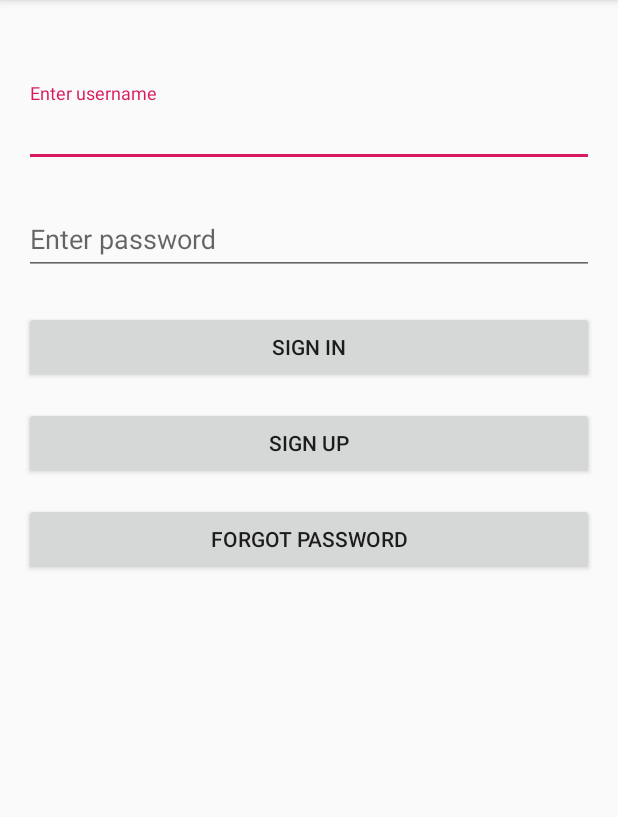
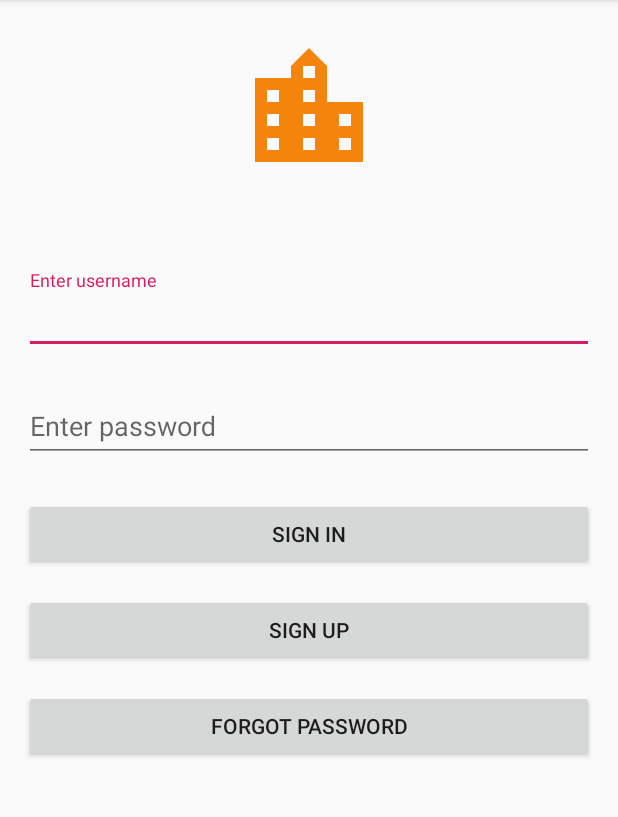
Before and after one commit to chavantr/ExampleSRS, an Android app: the screen it shows after launch (MainActivity), on a phone screen of 412 x 824 dp, the part 84-901 px from its top. Run offline under Robolectric (Android 15) with nearby library versions, the phone set to English and light mode, and no system bars.

Commit message:
i n i t i a l

```diff
--- a/app/src/main/java/com/example/examplesrs/MainActivity.kt
+++ b/app/src/main/java/com/example/examplesrs/MainActivity.kt
@@ -5,6 +5,7 @@ import android.support.v7.app.AppCompatActivity
 import android.os.Bundle
 import android.widget.Toast
 import com.example.examplesrs.model.User
+import com.example.examplesrs.model.UserInfoHolder
 import com.example.examplesrs.process.LoginAsync
 import com.example.examplesrs.process.OnLoginListener
 import com.example.examplesrs.process.ProgressDialogUtil
@@ -54,6 +55,7 @@ class MainActivity : AppCompatActivity(), OnLoginListener {
     override fun onLoginSuccess(user: User?) {
         progressDialogUtil.hide()
         if (null != user) {
+            UserInfoHolder.getInstance().user = user
             val intent = Intent(this@MainActivity, DashboardActivity::class.java)
             startActivity(intent)
         } else {
--- /dev/null
+++ b/app/src/main/res/drawable/ic_location_city_black_24dp.xml
@@ -0,0 +1,6 @@
+<vector xmlns:android="http://schemas.android.com/apk/res/android" android:height="96dp"
+        android:tint="#F4840C" android:viewportHeight="24.0"
+        android:viewportWidth="24.0" android:width="96dp">
+    <path android:fillColor="#FF000000"
+          android:pathData="M15,11L15,5l-3,-3 -3,3v2L3,7v14h18L21,11h-6zM7,19L5,19v-2h2v2zM7,15L5,15v-2h2v2zM7,11L5,11L5,9h2v2zM13,19h-2v-2h2v2zM13,15h-2v-2h2v2zM13,11h-2L11,9h2v2zM13,7h-2L11,5h2v2zM19,19h-2v-2h2v2zM19,15h-2v-2h2v2z"/>
+</vector>
--- a/app/src/main/res/layout/activity_main.xml
+++ b/app/src/main/res/layout/activity_main.xml
@@ -6,11 +6,19 @@
                                              android:layout_height="match_parent"
                                              tools:context=".MainActivity">
 
+
+    <ImageView android:layout_width="wrap_content" android:src="@drawable/ic_location_city_black_24dp"
+               android:layout_height="wrap_content" android:id="@+id/imgLogo"
+               android:contentDescription="@string/app_name"
+               app:layout_constraintStart_toStartOf="parent" app:layout_constraintHorizontal_bias="0.5"
+               app:layout_constraintEnd_toEndOf="parent" app:layout_constraintTop_toTopOf="parent"
+               android:layout_marginTop="24dp" android:layout_marginStart="16dp" android:layout_marginEnd="16dp"/>
+
     <android.support.design.widget.TextInputLayout android:layout_width="match_parent"
                                                    android:layout_height="wrap_content"
                                                    android:id="@+id/tilUserName"
                                                    app:layout_constraintTop_toTopOf="parent"
-                                                   android:layout_marginTop="55dp"
+                                                   android:layout_marginTop="180dp"
                                                    app:layout_constraintStart_toStartOf="parent"
                                                    android:layout_marginStart="16dp"
                                                    app:layout_constraintEnd_toEndOf="parent"
--- a/app/src/main/res/values/strings.xml
+++ b/app/src/main/res/values/strings.xml
@@ -79,7 +79,7 @@
 
     <string-array name="gender">
 
-        <item>Select gender</item>
+        <item>Select</item>
         <item>Male</item>
         <item>Female</item>
 
```
Also changed, not shown: app/src/main/java/com/example/examplesrs/DashboardActivity.kt (+6 -13 lines), app/src/main/java/com/example/examplesrs/ProfileActivity.kt (+23 -1 lines), app/src/main/java/com/example/examplesrs/RegistrationActivity.kt (+2 -7 lines), app/src/main/java/com/example/examplesrs/model/User.kt (+10 -1 lines), app/src/main/java/com/example/examplesrs/model/UserInfoHolder.java (+9 -3 lines), app/src/main/java/com/example/examplesrs/process/LoginAsync.kt (+14 -5 lines), app/src/main/res/drawable/ic_security_black_24dp.xml (added, +9 -0 lines), app/src/main/res/drawable/ic_wrap_text_black_24dp.xml (added, +9 -0 lines), app/src/main/res/layout/activity_profile.xml (+8 -0 lines), app/src/main/res/menu/activity_dashboard_drawer.xml (+12 -0 lines).
